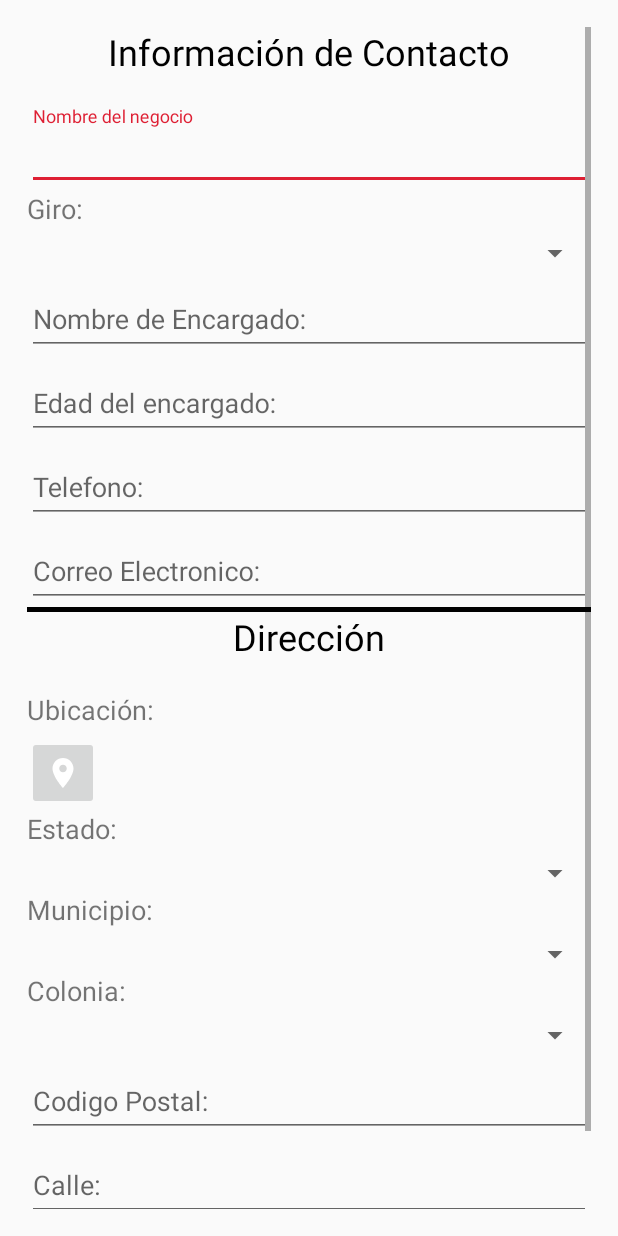
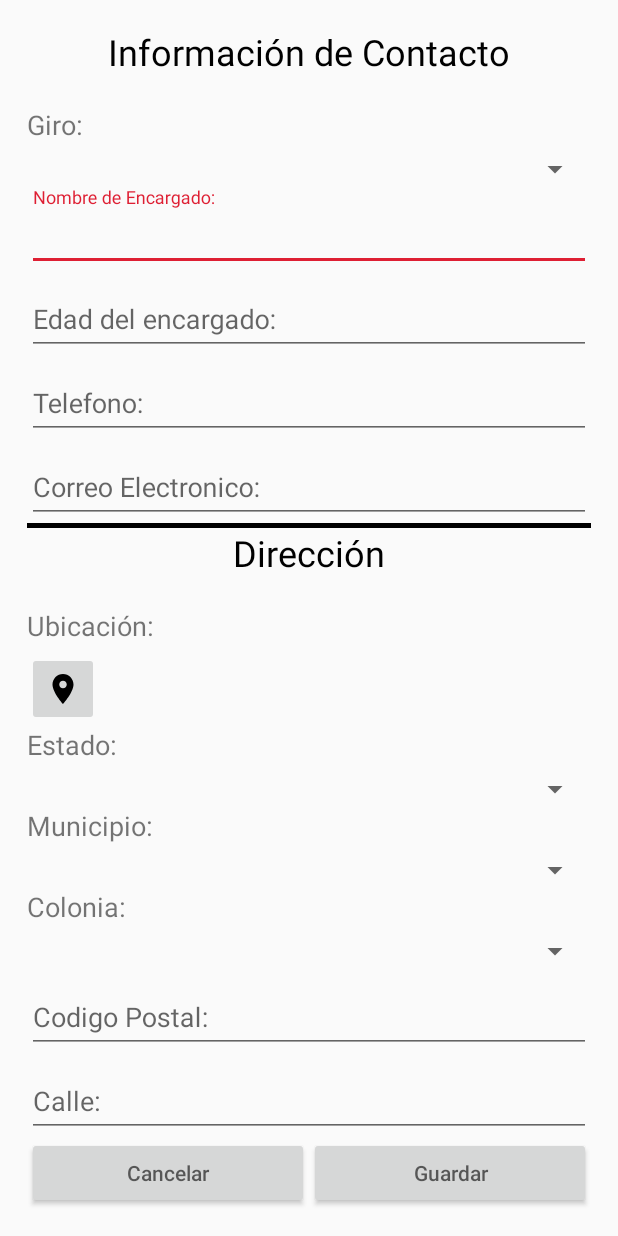
Before and after one commit to EspinoLeandro/MATI, an Android app: the layout activity_administrador_tienda_editar.xml on its own in the app's theme, with its tools: preview values and no code run, on a phone screen of 412 x 824 dp. Run offline under Robolectric (Android 15) with nearby library versions, the light colour scheme and no system bars.

Commit message:
CODIGO Agregar tienda DISEÑO Agregar tienda

```diff
--- a/app/src/main/java/com/cj/mati/Administrador.java
+++ b/app/src/main/java/com/cj/mati/Administrador.java
@@ -103,9 +103,15 @@ public class Administrador extends AppCompatActivity {
             switch (sectionNumber) {
                 case 1:
                     fragment = new Administrador_Consultas();
+                    Bundle b = new Bundle();
+                    b.putString("USER", "ADMIN");
+                    fragment.setArguments(b);
                     break;
                 case 2:
                     fragment = new Administrador_Tienda();
+                    Bundle b2 = new Bundle();
+                    b2.putString("USER", "ADMIN");
+                    fragment.setArguments(b2);
                     break;
                 case 3:
                     fragment = new Administrador_Capturista();
--- /dev/null
+++ b/app/src/main/java/com/cj/mati/Administrador_tienda_editar.java
@@ -0,0 +1,13 @@
+package com.cj.mati;
+
+import android.support.v7.app.AppCompatActivity;
+import android.os.Bundle;
+
+public class Administrador_tienda_editar extends AppCompatActivity {
+
+    @Override
+    protected void onCreate(Bundle savedInstanceState) {
+        super.onCreate(savedInstanceState);
+        setContentView(R.layout.activity_administrador_tienda_editar);
+    }
+}
--- a/app/src/main/java/com/cj/mati/capturista.java
+++ b/app/src/main/java/com/cj/mati/capturista.java
@@ -113,6 +113,9 @@ public class capturista extends AppCompatActivity {
             switch (sectionNumber) {
                 case 1:
                     fragment = new Administrador_Consultas();
+                    Bundle b = new Bundle();
+                    b.putString("USER", "CAP");
+                    fragment.setArguments(b);
                     break;
                 case 2:
                     fragment = new capturista_tienda_agregar();
--- a/app/src/main/java/layout/Administrador_Consultas.java
+++ b/app/src/main/java/layout/Administrador_Consultas.java
@@ -34,6 +34,11 @@ public class Administrador_Consultas extends Fragment {
                              Bundle savedInstanceState) {
         vista =  inflater.inflate(R.layout.fragment_administrador__consultas, container, false);
         Fragment fragment = new administrador_tienda_recycle();
+        if(getArguments() != null){
+            Bundle b = new Bundle();
+            b.putString("USER", getArguments().getString("USER"));
+            fragment.setArguments(b);
+        }
         getActivity().getSupportFragmentManager().beginTransaction().replace(R.id.contenedor_tiendas2,fragment).commit();
         loadControls();
         tvFiltro.setText("GENERAL");
--- a/app/src/main/java/layout/capturista_tienda.java
+++ b/app/src/main/java/layout/capturista_tienda.java
@@ -9,16 +9,10 @@ import android.view.ViewGroup;
 
 import com.cj.mati.R;
 
-/**
- * A simple {@link Fragment} subclass.
- */
 public class capturista_tienda extends Fragment {
 
-
     public capturista_tienda() {
-        // Required empty public constructor
     }
-
 
     @Override
     public View onCreateView(LayoutInflater inflater, ViewGroup container,
--- a/app/src/main/res/layout/fragment_capturista_tienda_agregar.xml
+++ b/app/src/main/res/layout/activity_administrador_tienda_editar.xml
@@ -1,11 +1,13 @@
+<?xml version="1.0" encoding="utf-8"?>
 <LinearLayout
     xmlns:android="http://schemas.android.com/apk/res/android"
+    xmlns:app="http://schemas.android.com/apk/res-auto"
     xmlns:tools="http://schemas.android.com/tools"
+    android:orientation="vertical"
     android:layout_width="match_parent"
     android:layout_height="match_parent"
-    android:orientation="vertical"
     android:padding="18dp"
-    tools:context="layout.capturista_tienda_agregar">
+    tools:context=".Administrador_tienda_editar">
 
     <ScrollView
         android:layout_width="match_parent"
@@ -24,18 +26,6 @@
                 android:layout_width="wrap_content"
                 android:layout_height="wrap_content"
                 android:text="Información de Contacto"/>
-
-            <android.support.design.widget.TextInputLayout
-                android:id="@+id/capturista_tienda_agregar_nombre"
-                android:layout_width="match_parent"
-                android:layout_height="wrap_content">
-                <EditText
-                    android:id="@+id/capturista_tienda_agregar_nombre_edt"
-                    android:layout_width="match_parent"
-                    android:layout_height="wrap_content"
-                    android:hint="@string/capturista_tienda_agregar_nombre_hint"
-                    android:inputType="text" />
-            </android.support.design.widget.TextInputLayout>
 
             <TextView
                 android:textSize="18dp"
@@ -116,11 +106,11 @@
                 android:text="Dirección"/>
 
             <TextView
-            android:textSize="18dp"
-            android:layout_marginBottom="5dp"
-            android:layout_width="wrap_content"
-            android:layout_height="wrap_content"
-            android:text="Ubicación: "/>
+                android:textSize="18dp"
+                android:layout_marginBottom="5dp"
+                android:layout_width="wrap_content"
+                android:layout_height="wrap_content"
+                android:text="Ubicación: "/>
 
             <LinearLayout
                 android:layout_width="match_parent"
@@ -131,7 +121,7 @@
                     android:text="@string/capturista_tienda_agregar_ubicacion"
                     android:layout_width="wrap_content"
                     android:layout_height="match_parent"
-                    android:src="@drawable/ic_place_white_24dp"/>
+                    android:src="@drawable/ic_place_black_24dp"/>
                 <LinearLayout
                     android:layout_width="match_parent"
                     android:orientation="vertical"
```
Also changed, not shown: app/src/main/AndroidManifest.xml (+5 -3 lines), app/src/main/java/layout/Administrador_Tienda.java (+5 -7 lines), app/src/main/java/layout/Administrador__Capturista__Agregar.java (+33 -7 lines), app/src/main/java/layout/Administrador__Capturista__Editar.java (+39 -24 lines), app/src/main/java/layout/administrador_tienda_recycle.java (+8 -1 lines), app/src/main/java/layout/capturista_tienda_agregar.java (+7 -0 lines), app/build.gradle (line endings or trailing spaces).
